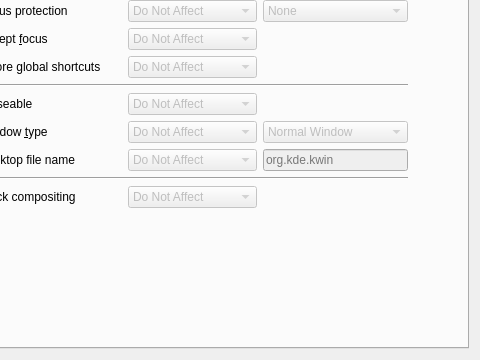
This is kcmkwin/kwinrules/ruleswidgetbase.ui in liuyi92/ukui-kwin as Qt 5 draws it before an edit; both pictures show x 112 to 592 and y 228 to 588 of the 592 by 588 pixel window. The edited form follows.
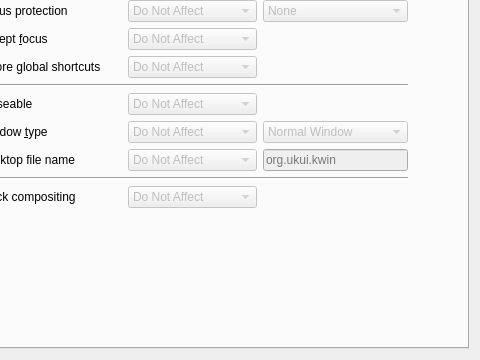
This is the edited form. The open tabs and pages were chosen to show the change. Custom widgets are drawn as their Qt base class.

Commit message: rename org.kde.kwin to org.ukui.kwin in codes

Diff of the .ui file:
```diff
--- a/kcmkwin/kwinrules/ruleswidgetbase.ui
+++ b/kcmkwin/kwinrules/ruleswidgetbase.ui
@@ -2554,7 +2554,7 @@
           <bool>false</bool>
          </property>
          <property name="placeholderText">
-          <string>org.kde.kwin</string>
+          <string>org.ukui.kwin</string>
          </property>
         </widget>
        </item>
```
The commit also changes 66 other files.
